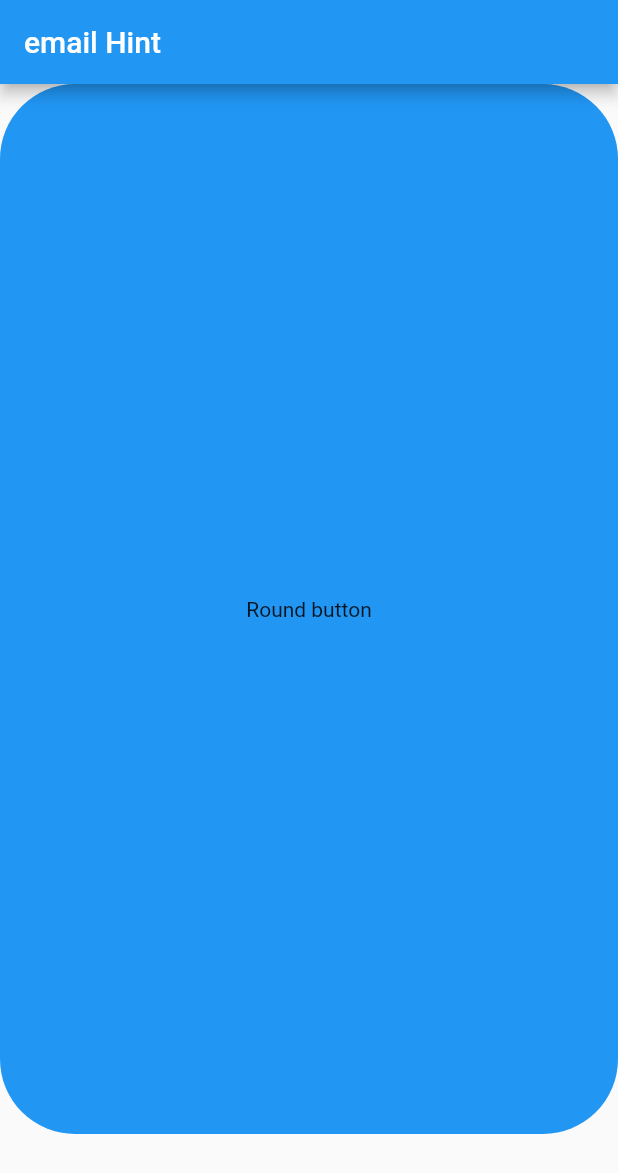
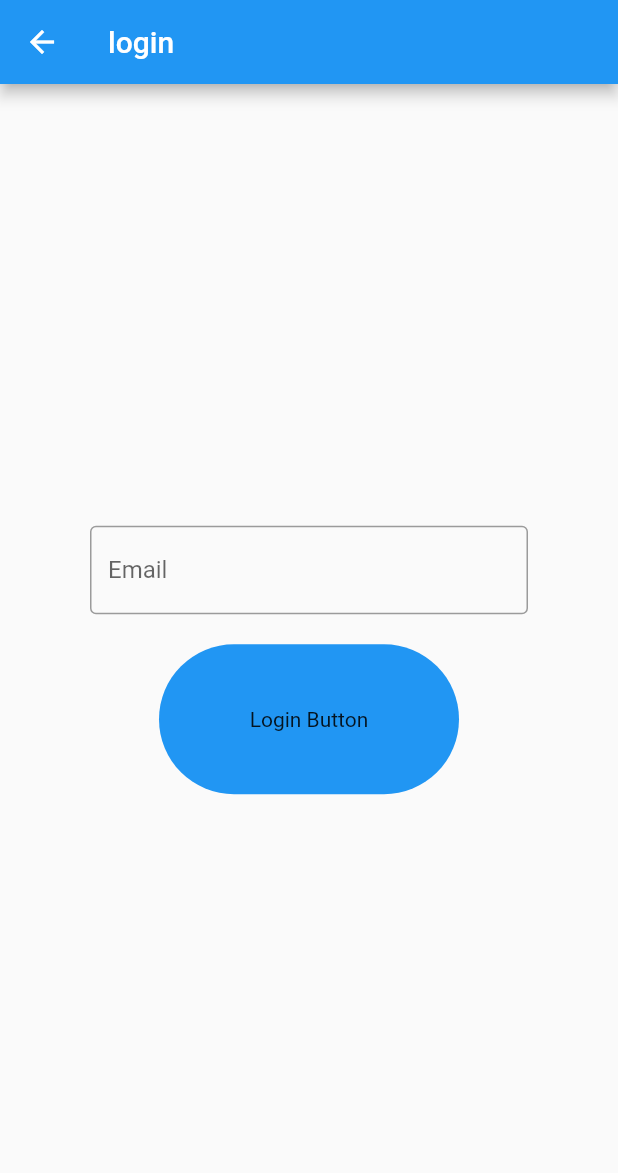
Before and after one commit to sufyansafi/mvvm_getx, a Flutter app: the screen it shows after launch, on a phone screen of 412 x 824 dp. Shown: the top 1173 px of the screen. Run offline on Flutter 3.47's test engine with Material 2 defaults, Android fonts, the phone set to English and light mode, and no system bars; our stand-ins replace fluttertoast, get.

Commit message:
first commit

```diff
--- /dev/null
+++ b/lib/View/controller/loginController.dart
@@ -0,0 +1,13 @@
+
+
+import 'package:flutter/material.dart';
+import 'package:get/get_rx/get_rx.dart';
+import 'package:get/get_state_manager/get_state_manager.dart';
+
+class LoginController extends GetxController {
+  final emailcontroller = TextEditingController().obs;
+  final PasswordCredential = TextEditingController().obs;
+
+  final emailFocusNode = FocusNode().obs;
+  final passwordCredentialFocusNode = FocusNode().obs;
+}
--- /dev/null
+++ b/lib/View/loginscreen.dart
@@ -0,0 +1,61 @@
+import 'package:flutter/material.dart';
+// import 'package:get/get_state_manager/src/rx_flutter/rx_notifier.dart';
+import 'package:get/instance_manager.dart';
+import 'package:mvvm_getx/View/controller/loginController.dart';
+import 'package:mvvm_getx/components/roundbutton.dart';
+import 'package:mvvm_getx/utils/utils.dart';
+
+class Loginscreen extends StatefulWidget {
+  const Loginscreen({super.key, required Null Function() onPress});
+
+  @override
+  State<Loginscreen> createState() => _LoginscreenState();
+}
+
+class _LoginscreenState extends State<Loginscreen> {
+  final loginControll = Get.put(LoginController());
+  final _formkey = GlobalKey<FormState>();
+  @override
+  Widget build(BuildContext context) {
+    return Scaffold(
+      appBar: AppBar(
+        title: Text("login"),
+      ),
+      body: Padding(
+        padding: const EdgeInsets.all(60.0),
+        child: Form(
+          key: _formkey,
+          child: Column(
+            mainAxisAlignment: MainAxisAlignment.center,
+            crossAxisAlignment: CrossAxisAlignment.center,
+            children: [
+              TextFormField(
+                validator: (value) {
+                  if (value!.isEmpty) {
+                    Utils.SnackBar("Email enter", 'Form is not validate entr your email');
+                  }
+                },
+                controller: loginControll.emailcontroller.value,
+                focusNode: loginControll.emailFocusNode.value,
+                decoration: InputDecoration(
+                  hintText: "Email",
+                  border: OutlineInputBorder(),
+                ),
+              ),
+              SizedBox(
+                height: 20,
+              ),
+              Roundbutton(
+                  onPress: () {
+                    if (_formkey.currentState!.validate()) {}
+                  },
+                  title: "Login Button",
+                  height: 100,
+                  width: 200)
+            ],
+          ),
+        ),
+      ),
+    );
+  }
+}
--- /dev/null
+++ b/lib/View/servicessplash.dart
@@ -0,0 +1,13 @@
+import 'dart:async';
+
+import 'package:get/route_manager.dart';
+import 'package:mvvm_getx/routes/routesnames.dart';
+// import 'package:mvvm_getx/routes/routesnames.dart';
+
+class Servicessplash {
+  void isLogin() {
+//Timer(Duration(seconds:5 ), ()=>Get.toNamed(RouteName.LO))//
+
+    Timer(Duration(seconds: 5), () => Get.toNamed(Routes.Loginscreen));
+  }
+}
--- a/lib/View/splashscreen.dart
+++ b/lib/View/splashscreen.dart
@@ -1,5 +1,6 @@
 import 'package:flutter/material.dart';
 import 'package:get/get.dart';
+import 'package:mvvm_getx/View/servicessplash.dart';
 
 import '../components/generalexception.dart';
 import '../components/roundbutton.dart';
@@ -12,19 +13,28 @@ class Splashscreen extends StatefulWidget {
 }
 
 class _SplashscreenState extends State<Splashscreen> {
+  Servicessplash splashscreen = Servicessplash();
+  @override
+  void initState() {
+    // TODO: implement initState
+    super.initState();
+    splashscreen.isLogin();
+  }
+
   @override
   Widget build(BuildContext context) {
     return Scaffold(
       appBar: AppBar(
-        title: Text('email Hint'.tr),
+        title: Text('Splashscreen'.tr),
       ),
       // ignore: prefer_const_constructors
-      body: Roundbutton(
-        height: 0,
-        title: 'Round button',
-        onPress: () {},
-        width: 0,
-      ),
+      body: Center(child: Text('Welcome back again'.tr)),
+      // Roundbutton(
+      //   height: 0,
+      //   title: 'Round button',
+      //   onPress: () {},
+      //   width: 0,
+      // ),
 
       /// GeneralexceptionsWidget(onPress: () {}),
       // const Image(image: AssetImage(Assets.icon1)),
--- a/lib/components/roundbutton.dart
+++ b/lib/components/roundbutton.dart
@@ -17,16 +17,20 @@ class Roundbutton extends StatelessWidget {
   final bool loading;
   @override
   Widget build(BuildContext context) {
-    return Container(
+    return InkWell(
+onTap: onPress,
+      child: Container(
+
         // height: MediaQuery.of(context).size.height,
         // width: MediaQuery.of(context).size.width,
-      height: 700,
-      width: 900,
+        height: height,
+        width: width,
         decoration: BoxDecoration(
           color: Colors.blue,
           borderRadius: BorderRadius.circular(50),
         ),
         child: Center(child: Text(title)),
+      ),
     );
   }
 }
--- a/lib/getxloclization/localization.dart
+++ b/lib/getxloclization/localization.dart
@@ -10,6 +10,7 @@ class Languages extends Translations {
               ' we are unable to show result .plese check your connection',
           'general exception':
               "intenet connection loss, please click on try button",
+              'welcome':"Welcome back again",
         },
         "ur_pk": {
           'email Hint': 'ای میل درج کریں۔',
--- a/lib/routes/routes.dart
+++ b/lib/routes/routes.dart
@@ -1,5 +1,6 @@
 // import 'package:get/instance_manager.dart';
 import 'package:get/route_manager.dart';
+import 'package:mvvm_getx/View/loginscreen.dart';
 import 'package:mvvm_getx/View/splashscreen.dart';
 import 'package:mvvm_getx/routes/routesnames.dart';
 
@@ -8,7 +9,7 @@ import '../components/internetexceptions.dart';
 class Approutes {
   static appRoutes() => [
         GetPage(name: Routes.Splashscreen, page: () => Splashscreen()),
-         GetPage(name: Routes.InterNetexceptionsWidget, page: () => InterNetexceptionsWidget(onPress: (){
+         GetPage(name: Routes.Loginscreen, page: () => Loginscreen(onPress: (){
 
          },)),
 
--- a/lib/routes/routesnames.dart
+++ b/lib/routes/routesnames.dart
@@ -1,5 +1,5 @@
 class Routes {
   static const String Splashscreen = "/Splashscreen";
   static const String Loginscreen = "/Loginscreen";
-   static const String InterNetexceptionsWidget = "/InterNetexceptionsWidget";
+  //  static const String InterNetexceptionsWidget = "/InterNetexceptionsWidget";
 }
```
Lines whose indentation alone changed are shown as unchanged.
